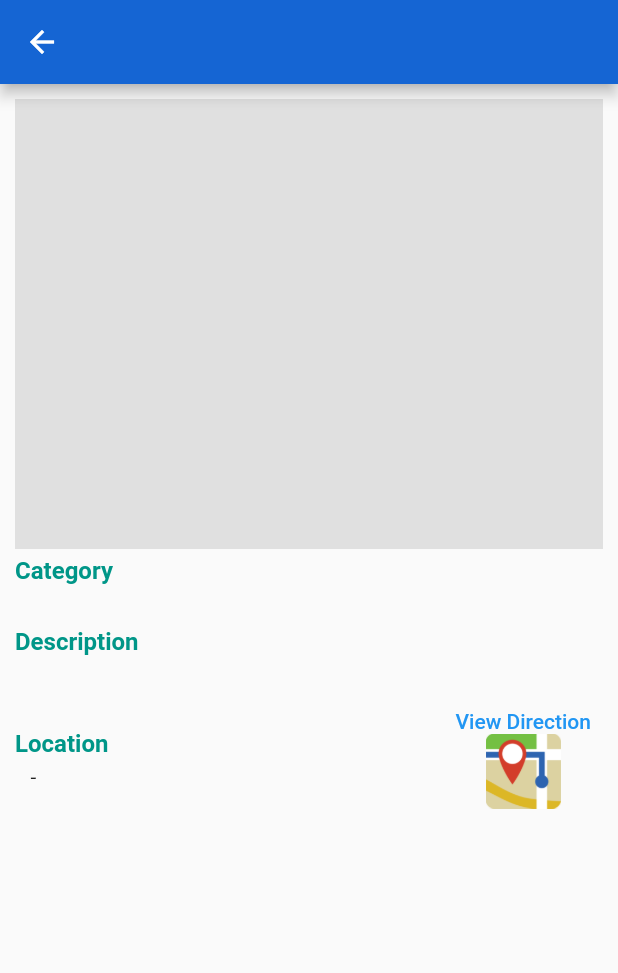
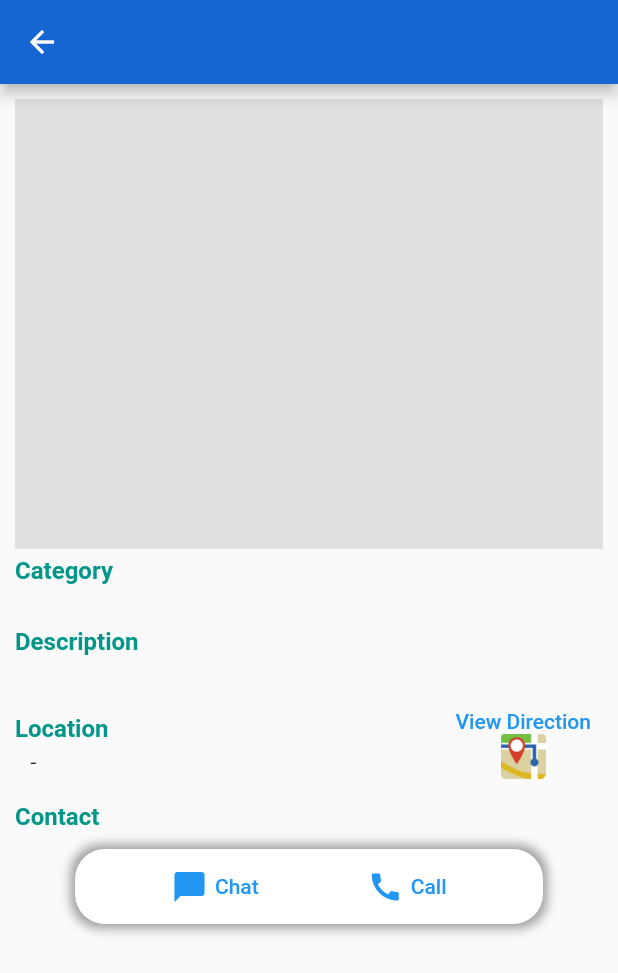
Before and after one commit to logesh-imf/Donate-Now_GoodsShare, a Flutter app: what feed_template() shows on an empty page, opened directly with empty values, after a tap on "Category -", on a phone screen of 412 x 824 dp. Shown: the top 973 px of the screen. Run offline on Flutter 3.47's test engine with Material 2 defaults, Android fonts, the phone set to English and light mode, and no system bars; drawn by our look-alikes of carousel_pro; our stand-ins replace bubble_bottom_bar, carousel_slider, cloud_firestore, dropdown_formfield, firebase_auth, firebase_core and 7 more; missing offline and left inert: flutter_absolute_path, multi_image_picker2; accounts and stored records are empty; network calls fail; statements that could not run were skipped.

Commit message:
feed complete (before chat)

```diff
--- a/donate_now/lib/class/feed_template.dart
+++ b/donate_now/lib/class/feed_template.dart
@@ -6,6 +6,21 @@ Container feed_template(dynamic element, dynamic context) {
   List<String> images = [];
   for (dynamic item in element['images']) {
     images.add(item['url']);
+  }
+
+  Scaffold ViewDirection() {
+    return Scaffold(
+      appBar: AppBar(
+        backgroundColor: Design.backgroundColor,
+        title: Text('Direction'),
+        leading: IconButton(
+          onPressed: () {
+            Navigator.pop(context);
+          },
+          icon: Icon(Icons.arrow_back),
+        ),
+      ),
+    );
   }
 
   Scaffold ViewItem() {
@@ -106,19 +121,87 @@ Container feed_template(dynamic element, dynamic context) {
                         ],
                       ),
                       TextButton(
-                          onPressed: () {},
+                          onPressed: () {
+                            Navigator.push(
+                                context,
+                                MaterialPageRoute(
+                                    builder: (context) => ViewDirection()));
+                          },
                           child: Column(
                             children: [
                               Text('View Direction'),
                               Image(
                                 image: AssetImage('images/map.png'),
-                                height: 50,
-                                width: 50,
+                                height: 30,
+                                width: 30,
                               ),
                             ],
                           ))
                     ]),
               ),
+              SizedBox(
+                height: 8,
+              ),
+              Container(
+                width: 500,
+                child: Column(
+                  crossAxisAlignment: CrossAxisAlignment.start,
+                  children: [
+                    Text(
+                      'Contact',
+                      style: TextStyle(
+                        fontWeight: FontWeight.bold,
+                        color: Colors.teal,
+                        fontSize: 16,
+                      ),
+                    ),
+                    SizedBox(
+                      height: 12,
+                    ),
+                    Center(
+                      child: Container(
+                        width: MediaQuery.of(context).size.width - 100,
+                        height: 50,
+                        decoration: BoxDecoration(
+                            boxShadow: [
+                              BoxShadow(
+                                  color: Colors.grey[500],
+                                  spreadRadius: 3,
+                                  blurRadius: 5)
+                            ],
+                            borderRadius: BorderRadius.circular(20),
+                            color: Colors.white),
+                        child: Row(
+                          mainAxisAlignment: MainAxisAlignment.spaceEvenly,
+                          children: [
+                            TextButton(
+                                onPressed: () {},
+                                child: Row(
+                                  children: [
+                                    Icon(Icons.chat_bubble),
+                                    SizedBox(width: 5),
+                                    Text('Chat'),
+                                  ],
+                                )),
+                            TextButton(
+                                onPressed: () {},
+                                child: Row(
+                                  children: [
+                                    Icon(Icons.call),
+                                    SizedBox(width: 5),
+                                    Text('Call'),
+                                  ],
+                                )),
+                          ],
+                        ),
+                      ),
+                    ),
+                  ],
+                ),
+              ),
+              SizedBox(
+                height: 7,
+              )
             ],
           ),
         ),
--- a/donate_now/lib/homepage.dart
+++ b/donate_now/lib/homepage.dart
@@ -186,8 +186,7 @@ class _HomepageState extends State<Homepage> {
           children: [
             (isLoading)
                 ? Center(child: CircularProgressIndicator())
-                : Container(),
-            (currentIndex == 0)
+                : (currentIndex == 0)
                     ? Feed()
                     : (currentIndex == 1)
                         ? DonatePage()
```
Also changed, not shown: donate_now/lib/pages/feed.dart (+8 -1 lines), donate_now/pubspec.lock. Lines whose indentation alone changed are shown as unchanged.
